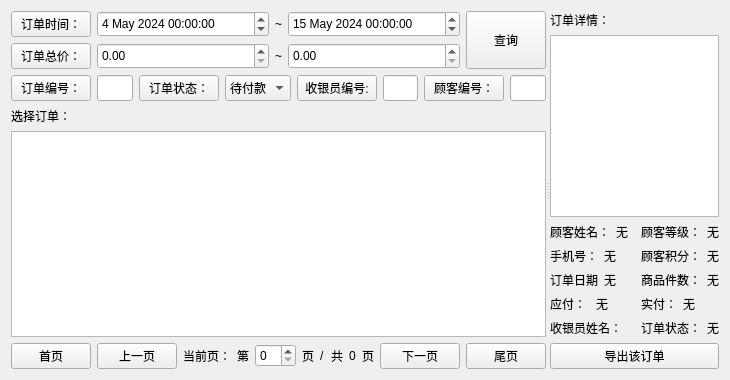
This is view/manager/widgetordermanager.ui in ylxcvvan/Supermarket-Commodity-Management-System as Qt 5 draws it before an edit. The edited form follows.
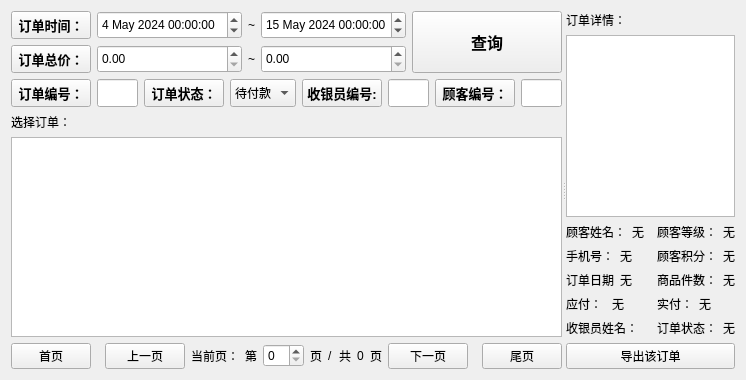
This is the edited form. Custom widgets are drawn as their Qt base class.

Diff of the .ui file:
```diff
--- a/view/manager/widgetordermanager.ui
+++ b/view/manager/widgetordermanager.ui
@@ -39,6 +39,13 @@
                      <verstretch>0</verstretch>
                     </sizepolicy>
                    </property>
+                   <property name="font">
+                    <font>
+                     <family>微软雅黑</family>
+                     <pointsize>10</pointsize>
+                     <bold>true</bold>
+                    </font>
+                   </property>
                    <property name="text">
                     <string>订单时间：</string>
                    </property>
@@ -121,6 +128,13 @@
                    <verstretch>0</verstretch>
                   </sizepolicy>
                  </property>
+                 <property name="font">
+                  <font>
+                   <family>微软雅黑</family>
+                   <pointsize>10</pointsize>
+                   <bold>true</bold>
+                  </font>
+                 </property>
                  <property name="text">
                   <string>订单总价：</string>
                  </property>
@@ -174,6 +188,19 @@
                <verstretch>0</verstretch>
               </sizepolicy>
              </property>
+             <property name="minimumSize">
+              <size>
+               <width>150</width>
+               <height>0</height>
+              </size>
+             </property>
+             <property name="font">
+              <font>
+               <family>微软雅黑</family>
+               <pointsize>12</pointsize>
+               <bold>true</bold>
+              </font>
+             </property>
              <property name="text">
               <string>查询</string>
              </property>
@@ -193,6 +220,13 @@
                  <verstretch>0</verstretch>
                 </sizepolicy>
                </property>
+               <property name="font">
+                <font>
+                 <family>微软雅黑</family>
+                 <pointsize>10</pointsize>
+                 <bold>true</bold>
+                </font>
+               </property>
                <property name="text">
                 <string>订单编号：</string>
                </property>
@@ -223,6 +257,13 @@
                  <verstretch>0</verstretch>
                 </sizepolicy>
                </property>
+               <property name="font">
+                <font>
+                 <family>微软雅黑</family>
+                 <pointsize>10</pointsize>
+                 <bold>true</bold>
+                </font>
+               </property>
                <property name="text">
                 <string>订单状态：</string>
                </property>
@@ -268,6 +309,12 @@
                  <verstretch>0</verstretch>
                 </sizepolicy>
                </property>
+               <property name="font">
+                <font>
+                 <pointsize>10</pointsize>
+                 <bold>true</bold>
+                </font>
+               </property>
                <property name="text">
                 <string>收银员编号:</string>
                </property>
@@ -298,6 +345,12 @@
                  <verstretch>0</verstretch>
                 </sizepolicy>
                </property>
+               <property name="font">
+                <font>
+                 <pointsize>10</pointsize>
+                 <bold>true</bold>
+                </font>
+               </property>
                <property name="text">
                 <string>顾客编号：</string>
                </property>
@@ -698,6 +751,11 @@
    <extends>QPushButton</extends>
    <header location="global">qtmaterialraisedbutton.h</header>
   </customwidget>
+  <customwidget>
+   <class>QtMaterialTextField</class>
+   <extends>QLineEdit</extends>
+   <header location="global">qtmaterialtextfield.h</header>
+  </customwidget>
  </customwidgets>
  <resources/>
  <connections/>
```
Left out of the diff: 14 changed lines with no effect on the pictures.
